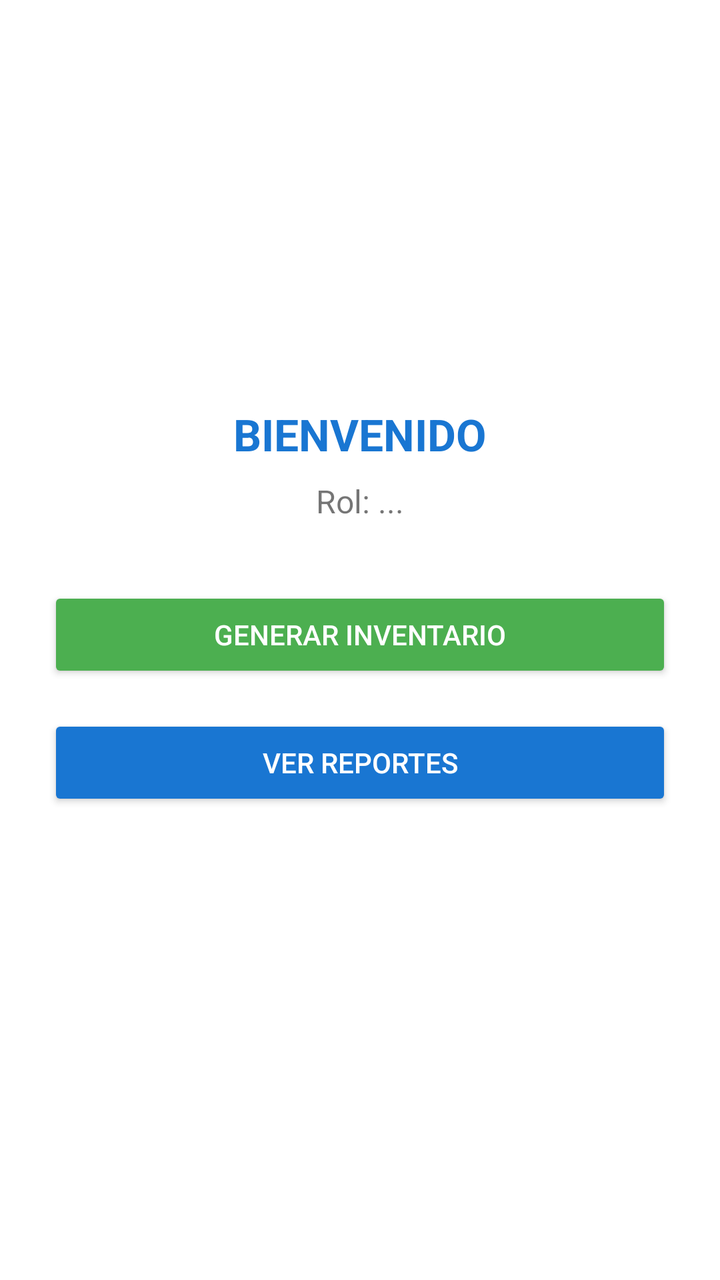
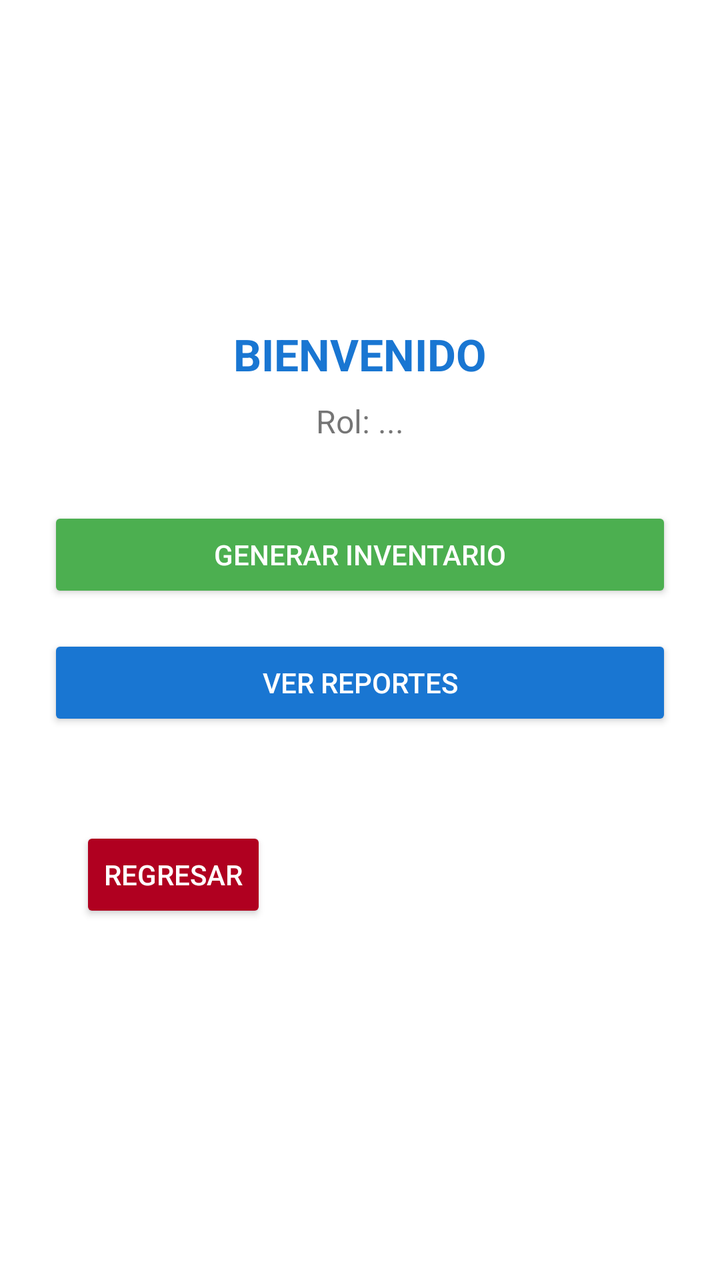

The first picture is an Android layout as it rendered before a commit; the second is the same layout after the commit. The layout source and the unified diff follow.
<!-- AndroidManifest.xml: application theme Theme.AppCompat.Light.NoActionBar -->
<!-- res/layout/activity_inicio_generico.xml -->
<?xml version="1.0" encoding="utf-8"?>
<LinearLayout xmlns:android="http://schemas.android.com/apk/res/android"
    android:layout_width="match_parent"
    android:layout_height="match_parent"
    android:orientation="vertical"
    android:padding="24dp"
    android:gravity="center"
    android:background="#FFFFFF">

    <TextView
        android:id="@+id/tvBienvenidaGenerica"
        android:layout_width="wrap_content"
        android:layout_height="wrap_content"
        android:text="BIENVENIDO"
        android:textSize="22sp"
        android:textStyle="bold"
        android:textColor="#1976D2"
        android:layout_marginBottom="8dp"/>

    <TextView
        android:id="@+id/tvRolActual"
        android:layout_width="wrap_content"
        android:layout_height="wrap_content"
        android:text="Rol: ..."
        android:textSize="16sp"
        android:layout_marginBottom="32dp"/>

    <Button
        android:id="@+id/btnGenerarInventario"
        android:layout_width="match_parent"
        android:layout_height="wrap_content"
        android:text="GENERAR INVENTARIO"
        android:backgroundTint="#4CAF50"
        android:textColor="#FFFFFF"
        android:layout_marginBottom="16dp"/>

    <Button
        android:id="@+id/btnVerReportes"
        android:layout_width="match_parent"
        android:layout_height="wrap_content"
        android:text="VER REPORTES"
        android:backgroundTint="#1976D2"
        android:textColor="#FFFFFF"
        android:layout_marginBottom="32dp"/>

    <Button
        android:id="@+id/btnAdminRegistro"
        android:layout_width="match_parent"
        android:layout_height="wrap_content"
        android:text="REGISTRAR NUEVO USUARIO"
        android:backgroundTint="#FF9800"
        android:textColor="#FFFFFF"
        android:visibility="gone" />

</LinearLayout>
<!-- resources referenced by this layout -->
<resources>

</resources>

<!-- the commit's change to res/layout/activity_inicio_generico.xml (unified diff, before → after) -->
@@ -52,4 +52,14 @@
         android:textColor="#FFFFFF"
         android:visibility="gone" />
 
+    <Button
+        android:id="@+id/btnReturn"
+        android:layout_width="wrap_content"
+        android:layout_height="wrap_content"
+        android:layout_gravity="top|start"
+        android:layout_margin="16dp"
+        android:backgroundTint="@color/design_default_color_error"
+        android:text="REGRESAR"
+        android:textColor="#FFFFFF" />
+
 </LinearLayout>
